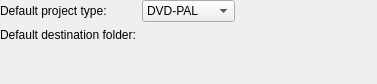
google-code-export/kmediafactory, file src/kmfoptions.ui: the form before one commit.
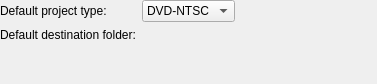
The form after the commit. Custom widgets are drawn as their Qt base class.

Commit message: Place DVD-NTSC before DVD-PAL in the default project type combo box - as this is the alphabetical order, and matches the order elsewhere.

```diff
--- a/src/kmfoptions.ui
+++ b/src/kmfoptions.ui
@@ -37,7 +37,7 @@
     <widget class="QComboBox" name="kcfg_DefaultProjectType">
      <item>
       <property name="text">
-       <string>DVD-PAL</string>
+       <string>DVD-NTSC</string>
       </property>
      </item>
      <item>
```
Left out of the diff: 2 changed lines with no effect on the pictures.
